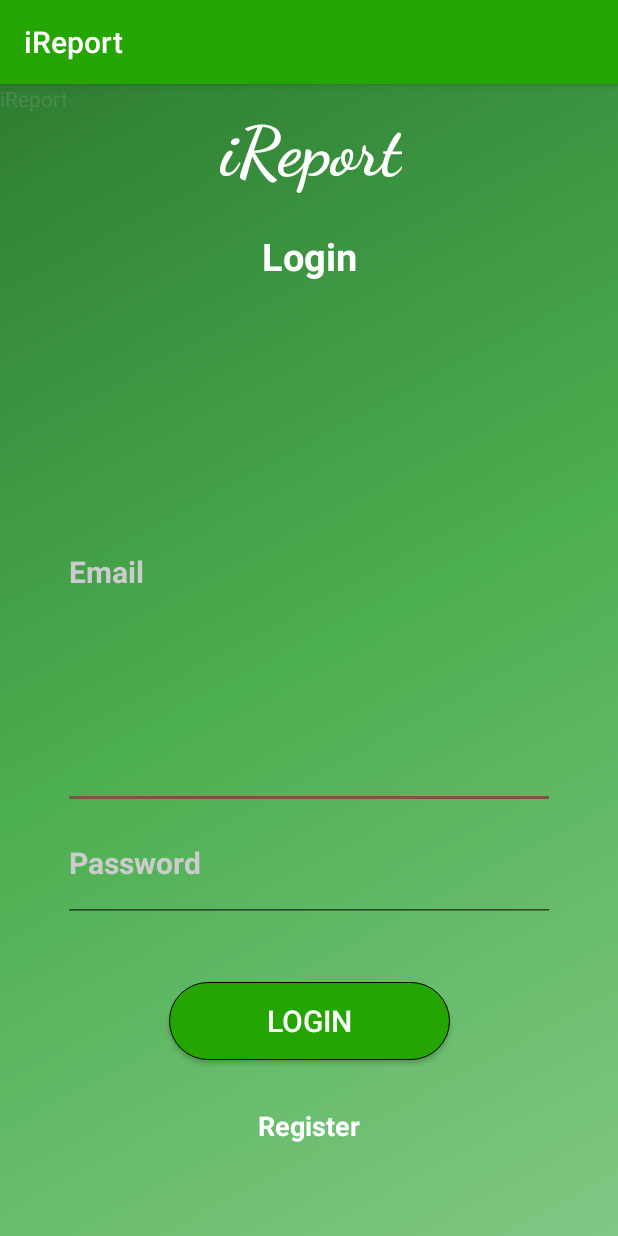
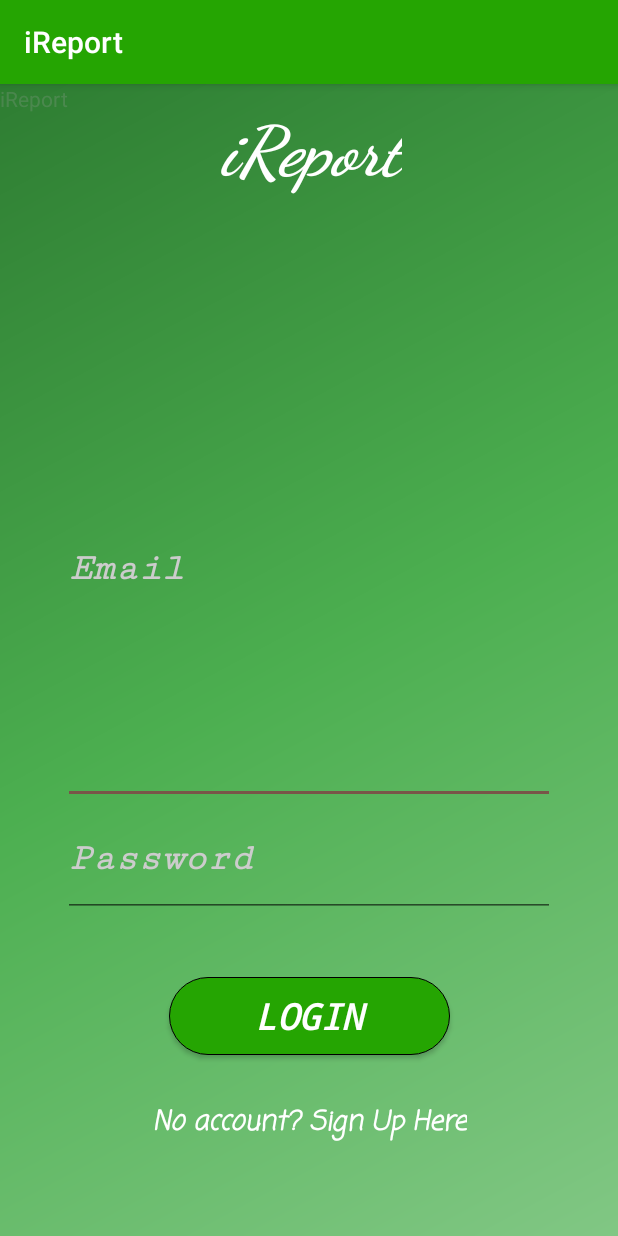
Before and after one commit to kennefoue/iReportApp, an Android app: the LoginActivity screen opened directly, with no data from a screen before it, on a phone screen of 412 x 824 dp. Run offline under Robolectric (Android 15) with nearby library versions, the light colour scheme and no system bars; our stand-ins replace Volley.

Commit message:
changing text and font style

```diff
--- a/app/src/main/res/layout/activity_login.xml
+++ b/app/src/main/res/layout/activity_login.xml
@@ -34,25 +34,6 @@
         app:layout_constraintLeft_toLeftOf="parent"
         app:layout_constraintTop_toTopOf="parent" />
 
-    <TextView
-        android:id="@+id/textView3"
-        android:layout_width="wrap_content"
-        android:layout_height="wrap_content"
-        android:layout_below="@+id/textView10"
-        android:layout_centerHorizontal="true"
-        android:layout_marginBottom="35dp"
-        android:text="@string/text_login"
-        android:textAppearance="?android:attr/textAppearanceMedium"
-        android:textColor="@color/icons"
-        android:textSize="25sp"
-        android:textStyle="bold"
-        app:layout_constraintBottom_toTopOf="@+id/et_email"
-        app:layout_constraintLeft_toLeftOf="parent"
-        app:layout_constraintRight_toRightOf="parent"
-        tools:layout_constraintBottom_creator="1"
-        tools:layout_constraintLeft_creator="1"
-        tools:layout_constraintRight_creator="1" />
-
     <EditText
         android:id="@+id/et_email"
         android:layout_width="0dp"
@@ -67,11 +48,12 @@
         android:layout_marginTop="167dp"
         android:drawablePadding="10dp"
         android:hint="@string/hint_email"
+        android:fontFamily="serif-monospace"
         android:inputType="textEmailAddress"
         android:textColor="@color/icons"
         android:textColorHint="#cccccc"
-        android:textSize="20sp"
-        android:textStyle="bold"
+        android:textSize="25sp"
+        android:textStyle="bold|italic"
         app:layout_constraintBottom_toBottomOf="@+id/bLogin"
         app:layout_constraintLeft_toLeftOf="parent"
         app:layout_constraintRight_toRightOf="parent"
@@ -101,8 +83,9 @@
         android:textAlignment="textStart"
         android:textColor="@color/icons"
         android:textColorHint="#cccccc"
-        android:textSize="20sp"
-        android:textStyle="bold"
+        android:textSize="25sp"
+        android:fontFamily="serif-monospace"
+        android:textStyle="bold|italic"
         app:layout_constraintLeft_toLeftOf="@+id/et_email"
         app:layout_constraintRight_toRightOf="@+id/et_email"
         app:layout_constraintTop_toBottomOf="@+id/et_email"
@@ -120,8 +103,10 @@
         android:layout_marginBottom="31dp"
         android:background="@drawable/rounded_button"
         android:text="@string/text_login"
+        android:textStyle="bold|italic"
         android:textColor="@color/icons"
-        android:textSize="20sp"
+        android:textSize="24sp"
+        android:fontFamily="monospace"
         app:layout_constraintBottom_toTopOf="@+id/tv_register_link"
         app:layout_constraintLeft_toLeftOf="parent"
         app:layout_constraintRight_toRightOf="parent"
@@ -137,10 +122,11 @@
         android:layout_below="@+id/bLogin"
         android:layout_centerHorizontal="true"
         android:layout_marginBottom="61dp"
-        android:text="@string/text_register"
+        android:text="@string/Signup"
         android:textAppearance="?android:attr/textAppearanceMedium"
         android:textColor="@color/icons"
-        android:textStyle="bold"
+        android:textStyle="bold|italic"
+        android:fontFamily="casual"
         app:layout_constraintBottom_toBottomOf="parent"
         app:layout_constraintLeft_toLeftOf="parent"
         app:layout_constraintRight_toRightOf="parent"
@@ -152,7 +138,6 @@
         android:id="@+id/textView10"
         android:layout_width="wrap_content"
         android:layout_height="61dp"
-        android:layout_marginBottom="28dp"
         android:layout_marginTop="16dp"
         android:fontFamily="cursive"
         android:text="@string/app_name"
@@ -160,13 +145,11 @@
         android:textAllCaps="false"
         android:textColor="#ffffff"
         android:textSize="46sp"
-        android:textStyle="bold"
-        app:layout_constraintBottom_toTopOf="@+id/textView3"
+        android:textStyle="bold|italic"
         app:layout_constraintHorizontal_bias="0.504"
         app:layout_constraintLeft_toLeftOf="parent"
         app:layout_constraintRight_toRightOf="parent"
         app:layout_constraintTop_toTopOf="parent"
-        app:layout_constraintVertical_bias="0.0"
         tools:layout_constraintBottom_creator="1"
         tools:layout_constraintLeft_creator="1"
         tools:layout_constraintRight_creator="1"
--- a/app/src/main/res/values/strings.xml
+++ b/app/src/main/res/values/strings.xml
@@ -3,6 +3,7 @@
     <string name="slogan">be the city Hero !</string>
     <string name="Dashboard">Dashboard</string>
     <string name="Register">Register</string>
+    <string name="Signup">No account? Sign Up Here</string>
     <string name="Name">Name</string>
     <string name="Birthday">Birthday</string>
     <string name="IBAN">IBAN</string>
@@ -44,10 +45,10 @@
     <string name="text_about">About</string>
     <string name="text_log_out">Log out</string>
     <string-array name="arr_report_typ">
-        <item>Unfall</item>
-        <item>Defekte Lichte</item>
-        <item>Kaputte Mülltonne</item>
-        <item>Falsch geparkt</item>
+        <item>Accident</item>
+        <item>Defect Glowlights</item>
+        <item>Defect Trash</item>
+        <item>Wrong parked</item>
     </string-array>
     <string-array name="userchoise_list">
         <item>Sign In</item>
```
